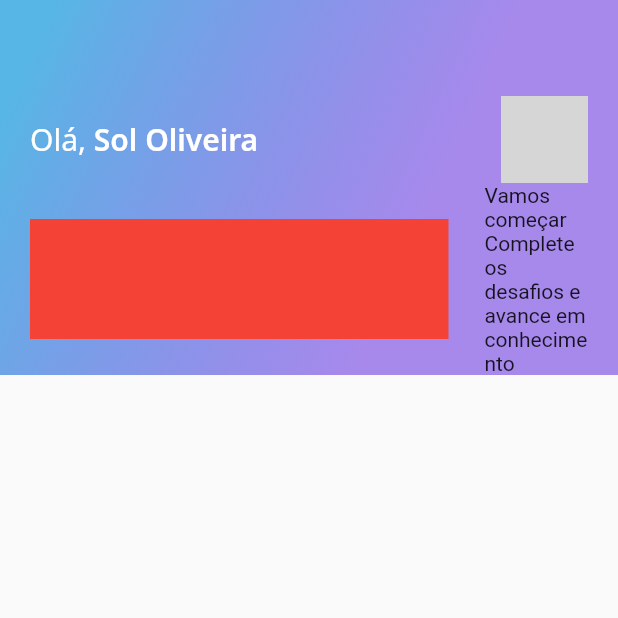
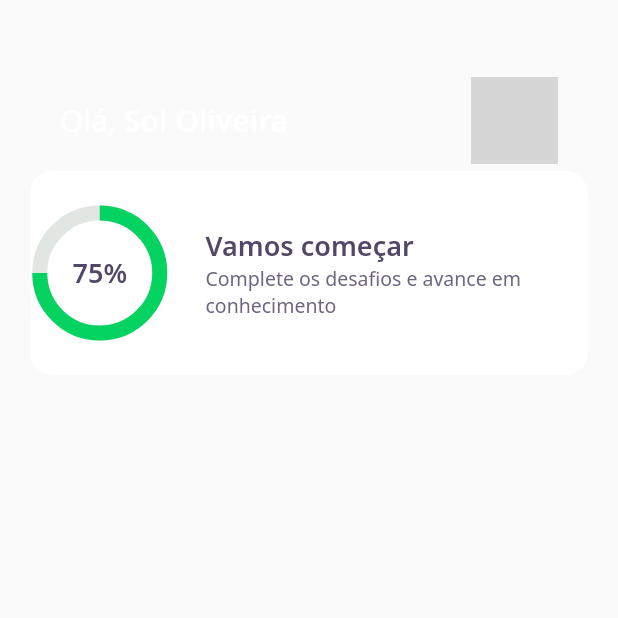
Before and after one commit to sol-oliveira/devquiz, a Flutter app: the screen it shows after launch, on a phone screen of 412 x 824 dp, the top half of it. Run offline on Flutter 3.47's test engine with Material 2 defaults, Android fonts, the phone set to English and light mode, and no system bars; our stand-ins replace google_fonts; network calls fail; grey boxes are pictures that could not be loaded.

Commit message:
aula 1 - chart widget

```diff
--- a/lib/home/widgets/appbar/app_bar_widget.dart
+++ b/lib/home/widgets/appbar/app_bar_widget.dart
@@ -8,17 +8,17 @@
   AppBarWidget()
   : super(
     preferredSize: Size.fromHeight(250),
+    child: Padding(
+      padding: const EdgeInsets.symmetric(horizontal: 20),
       child: Container(
         height: 250,
-        decoration: BoxDecoration(
-          gradient: AppGradients.linear
-        ),
-      child: Padding(
+        child: Stack(
+          children: [
+            Container(
+              height: 161,
+              width: double.maxFinite,
                padding: const EdgeInsets.symmetric(horizontal: 20),
-        child: Column(
-          mainAxisAlignment: MainAxisAlignment.end,
-          children: [
-            Row(
+              child: Row(
                 mainAxisAlignment: MainAxisAlignment.spaceBetween,
                 children: [
                   Text.rich(
@@ -47,7 +47,10 @@
                   )
                 ],
                 ),
-              ScoreCardWidget()
+            ),
+              Align(
+                alignment: Alignment(0.0, 1.0),
+                child: ScoreCardWidget())
           ],
         ),
       ),
--- /dev/null
+++ b/lib/home/widgets/chart/chart_widget.dart
@@ -0,0 +1,40 @@
+
+import 'package:flutter/material.dart';
+
+import '../../../core/app_colors.dart';
+import '../../../core/app_text_styles.dart';
+
+class ChartWidget extends StatelessWidget {
+  const ChartWidget ({Key? key}) : super(key: key);
+
+  @override
+  Widget build(BuildContext context) {
+    return Container(
+      height:80,
+      width:80,
+      child: Stack(
+        children: [
+          Center(
+            child: Container(
+               height:80,
+               width:80,
+               child: CircularProgressIndicator(
+                strokeWidth: 10,
+                value: .75,
+                backgroundColor: AppColors.chartSecondary,
+                valueColor: AlwaysStoppedAnimation<Color>(AppColors.chartPrimary),
+               ),
+            ),
+          ),
+          Center(
+            child: Text(
+              "75%",
+              style: AppTextStyles.heading
+            )
+          )
+        ],
+      ),
+    );
+
+  }
+}
--- a/lib/home/widgets/score_card/score_card_widget.dart
+++ b/lib/home/widgets/score_card/score_card_widget.dart
@@ -1,4 +1,8 @@
 import 'package:flutter/material.dart';
+
+import '../../../core/app_colors.dart';
+import '../../../core/app_text_styles.dart';
+import '../chart/chart_widget.dart';
 
 class ScoreCardWidget extends StatelessWidget{
   const ScoreCardWidget({Key? key}) : super(key: key);
@@ -6,25 +10,35 @@
   @override
   Widget build(BuildContext context) {
     return Container(
+      height: 136,
+      decoration: BoxDecoration(
+        color: AppColors.white,
+        borderRadius: BorderRadius.circular(15)
+      ),
       child: Row(
+        crossAxisAlignment: CrossAxisAlignment.center,
         children: [
         Expanded(
-          flex: 3,
-            child: Container(
-            width: 80,
-            height: 80,
-            color: Colors.red,
-          ),
+          flex: 1,
+          child: ChartWidget()
         ),
         Expanded(
-          flex: 1,
+          flex: 3,
           child:
             Padding(
               padding: const EdgeInsets.only(left: 24),
               child: Column(
+                mainAxisAlignment: MainAxisAlignment.center,
+                crossAxisAlignment: CrossAxisAlignment.start,
                 children: [
-                  Text("Vamos começar"),
-                  Text("Complete os desafios e avance em conhecimento")
+                  Text(
+                    "Vamos começar",
+                    style: AppTextStyles.heading
+                  ),
+                  Text(
+                    "Complete os desafios e avance em conhecimento",
+                    style: AppTextStyles.body
+                    )
                 ]
               ),
             ),
```
Lines whose indentation alone changed are shown as unchanged.
